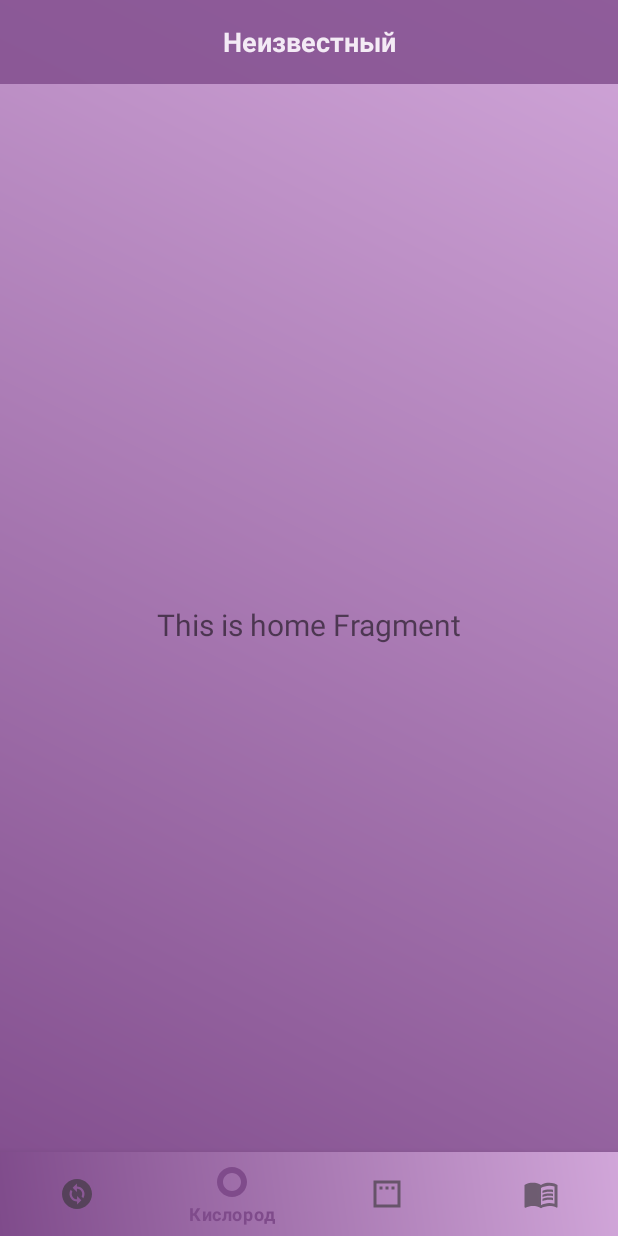
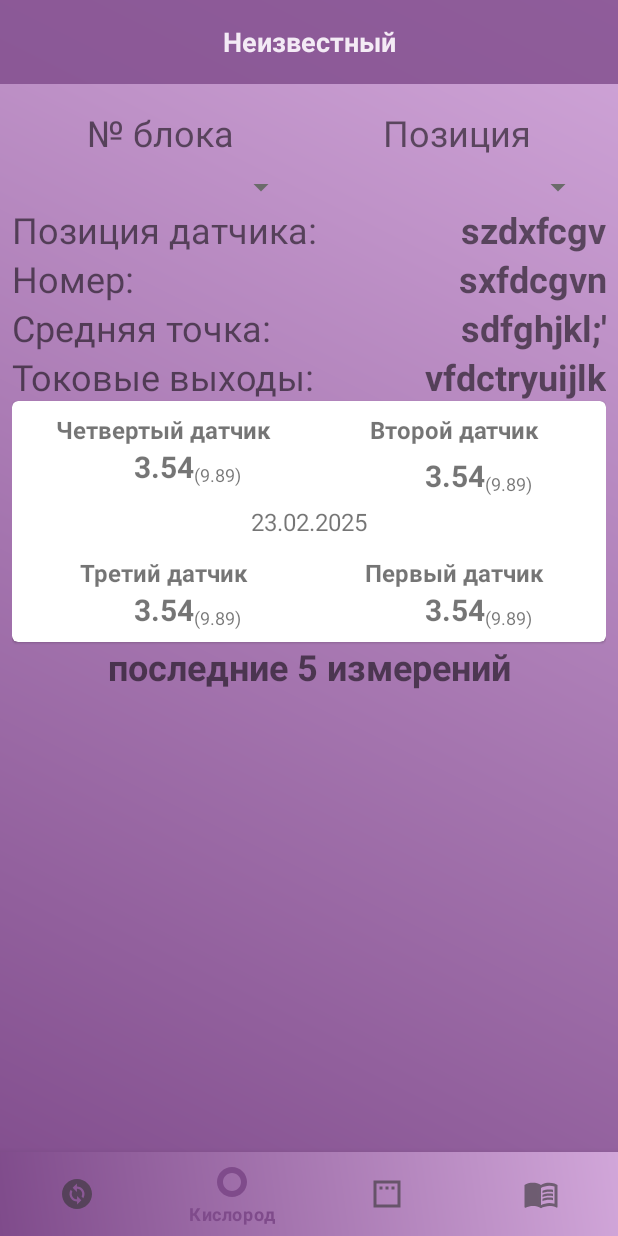
Before and after one commit to Gizatulin-Vitaly/TAIHelper, an Android app: the OxygenMeasurementFragment screen opened through its navigation route, on a phone screen of 412 x 824 dp. Run offline under Robolectric (Android 15) with nearby library versions, the phone set to English and light mode, and no system bars; our stand-ins replace Dagger/Hilt's generated code, navigation-ui.

Commit message:
14 коммит: Немножко добавил элементов второго окна - кислорода

```diff
--- a/app/build.gradle.kts
+++ b/app/build.gradle.kts
@@ -91,6 +91,9 @@ dependencies {
     testImplementation ("junit:junit:4.13.2")
     androidTestImplementation ("androidx.test.ext:junit:1.1.5")
     androidTestImplementation ("androidx.test.espresso:espresso-core:3.5.1")
+
+    // RecyclerView
+    implementation("androidx.recyclerview:recyclerview:1.2.1")
 }
 
 kapt {
--- a/app/src/main/java/com/reftgres/taihelper/ui/oxygen/OxygenMeasurementFragment.kt
+++ b/app/src/main/java/com/reftgres/taihelper/ui/oxygen/OxygenMeasurementFragment.kt
@@ -7,11 +7,11 @@ import android.view.ViewGroup
 import android.widget.TextView
 import androidx.fragment.app.Fragment
 import androidx.lifecycle.ViewModelProvider
-import com.reftgres.taihelper.databinding.FragmentHomeBinding
+import com.reftgres.taihelper.databinding.FragmentOxigenBinding
 
 class OxygenMeasurementFragment : Fragment() {
 
-    private var _binding: FragmentHomeBinding? = null
+    private var _binding: FragmentOxigenBinding? = null
 
     // This property is only valid between onCreateView and
     // onDestroyView.
@@ -25,13 +25,9 @@ class OxygenMeasurementFragment : Fragment() {
         val oxygenMeasurementViewModel =
             ViewModelProvider(this).get(OxygenMeasurementViewModel::class.java)
 
-        _binding = FragmentHomeBinding.inflate(inflater, container, false)
+        _binding = FragmentOxigenBinding.inflate(inflater, container, false)
         val root: View = binding.root
 
-        val textView: TextView = binding.textHome
-        oxygenMeasurementViewModel.text.observe(viewLifecycleOwner) {
-            textView.text = it
-        }
         return root
     }
 
--- a/app/src/main/res/layout/fragment_home.xml
+++ /dev/null
@@ -1,22 +0,0 @@
-<?xml version="1.0" encoding="utf-8"?>
-<androidx.constraintlayout.widget.ConstraintLayout xmlns:android="http://schemas.android.com/apk/res/android"
-    xmlns:app="http://schemas.android.com/apk/res-auto"
-    xmlns:tools="http://schemas.android.com/tools"
-    android:layout_width="match_parent"
-    android:layout_height="match_parent"
-    tools:context=".ui.oxygen.OxygenMeasurementFragment">
-
-    <TextView
-        android:id="@+id/text_home"
-        android:layout_width="match_parent"
-        android:layout_height="wrap_content"
-        android:layout_marginStart="8dp"
-        android:layout_marginTop="8dp"
-        android:layout_marginEnd="8dp"
-        android:textAlignment="center"
-        android:textSize="20sp"
-        app:layout_constraintBottom_toBottomOf="parent"
-        app:layout_constraintEnd_toEndOf="parent"
-        app:layout_constraintStart_toStartOf="parent"
-        app:layout_constraintTop_toTopOf="parent" />
-</androidx.constraintlayout.widget.ConstraintLayout>
--- /dev/null
+++ b/app/src/main/res/layout/fragment_oxigen.xml
@@ -0,0 +1,310 @@
+<?xml version="1.0" encoding="utf-8"?>
+<androidx.constraintlayout.widget.ConstraintLayout xmlns:android="http://schemas.android.com/apk/res/android"
+    xmlns:app="http://schemas.android.com/apk/res-auto"
+    xmlns:tools="http://schemas.android.com/tools"
+    android:layout_width="match_parent"
+    android:layout_height="match_parent"
+    tools:context=".ui.oxygen.OxygenMeasurementFragment"
+    android:padding="8dp">
+
+    <com.google.android.material.textview.MaterialTextView
+        android:id="@+id/block_tittle"
+        android:layout_width="0dp"
+        android:layout_height="wrap_content"
+        app:layout_constraintStart_toStartOf="parent"
+        app:layout_constraintTop_toTopOf="parent"
+        app:layout_constraintEnd_toStartOf="@id/sensor_tittle"
+        android:text="№ блока"
+        android:gravity="center"
+        android:textSize="24sp"
+        android:layout_margin="8dp">
+    </com.google.android.material.textview.MaterialTextView>
+
+    <Spinner
+        android:id="@+id/block_spinner"
+        android:layout_width="0dp"
+        android:layout_height="wrap_content"
+        app:layout_constraintStart_toStartOf="parent"
+        app:layout_constraintTop_toBottomOf="@id/block_tittle"
+        app:layout_constraintEnd_toStartOf="@id/sensor_spinner"
+        android:gravity="center"
+        android:layout_margin="8dp">
+    </Spinner>
+
+    <com.google.android.material.textview.MaterialTextView
+        android:id="@+id/sensor_tittle"
+        android:layout_width="0dp"
+        android:layout_height="wrap_content"
+        app:layout_constraintTop_toTopOf="parent"
+        app:layout_constraintStart_toEndOf="@id/block_tittle"
+        app:layout_constraintEnd_toEndOf="parent"
+        android:text="Позиция"
+        android:gravity="center"
+        android:textSize="24sp"
+        android:layout_margin="8dp">
+    </com.google.android.material.textview.MaterialTextView>
+
+    <Spinner
+        android:id="@+id/sensor_spinner"
+        android:layout_width="0dp"
+        android:layout_height="wrap_content"
+        app:layout_constraintTop_toBottomOf="@id/sensor_tittle"
+        app:layout_constraintStart_toEndOf="@id/block_spinner"
+        app:layout_constraintEnd_toEndOf="parent"
+        android:layout_margin="8dp">
+    </Spinner>
+
+    <androidx.constraintlayout.widget.ConstraintLayout
+        android:id="@+id/info_sensor"
+        android:layout_width="match_parent"
+        android:layout_height="wrap_content"
+        app:layout_constraintTop_toBottomOf="@id/block_spinner"
+        app:layout_constraintStart_toStartOf="parent"
+        app:layout_constraintEnd_toEndOf="parent">
+        <com.google.android.material.textview.MaterialTextView
+            android:id="@+id/position_sensor_tittle"
+            android:layout_width="0dp"
+            android:layout_height="wrap_content"
+            app:layout_constraintStart_toStartOf="parent"
+            app:layout_constraintTop_toTopOf="parent"
+            android:textSize="24sp"
+            android:text="Позиция датчика:"/>
+
+        <com.google.android.material.textview.MaterialTextView
+            android:id="@+id/position_sensor"
+            android:layout_width="0dp"
+            android:layout_height="wrap_content"
+            app:layout_constraintTop_toTopOf="parent"
+            app:layout_constraintStart_toEndOf="@id/position_sensor_tittle"
+            app:layout_constraintEnd_toEndOf="parent"
+            android:text="szdxfcgv"
+            android:textStyle="bold"
+            android:textSize="24sp"
+            android:gravity="end"/>
+
+        <com.google.android.material.textview.MaterialTextView
+            android:id="@+id/number_sensor_tittle"
+            android:layout_width="0dp"
+            android:layout_height="wrap_content"
+            app:layout_constraintStart_toStartOf="parent"
+            app:layout_constraintTop_toBottomOf="@id/position_sensor_tittle"
+            android:text="Номер:"
+            android:textSize="24sp"/>
+
+        <com.google.android.material.textview.MaterialTextView
+            android:id="@+id/number_sensor"
+            android:layout_width="0dp"
+            android:layout_height="wrap_content"
+            app:layout_constraintStart_toEndOf="@id/number_sensor_tittle"
+            app:layout_constraintTop_toBottomOf="@id/position_sensor"
+            app:layout_constraintEnd_toEndOf="parent"
+            android:text="sxfdcgvn"
+            android:textSize="24sp"
+            android:textStyle="bold"
+            android:gravity="end"/>
+
+        <com.google.android.material.textview.MaterialTextView
+            android:id="@+id/middle_sensor_tittle"
+            android:layout_width="0dp"
+            android:layout_height="wrap_content"
+            app:layout_constraintStart_toStartOf="parent"
+            app:layout_constraintTop_toBottomOf="@id/number_sensor_tittle"
+            android:text="Средняя точка:"
+            android:textSize="24sp"/>
+
+        <com.google.android.material.textview.MaterialTextView
+            android:id="@+id/middle_sensor"
+            android:layout_width="0dp"
+            android:layout_height="wrap_content"
+            app:layout_constraintStart_toEndOf="@id/middle_sensor_tittle"
+            app:layout_constraintTop_toBottomOf="@id/number_sensor"
+            app:layout_constraintEnd_toEndOf="parent"
+            android:text="sdfghjkl;'"
+            android:textSize="24sp"
+            android:gravity="end"
+            android:textStyle="bold"/>
+
+        <com.google.android.material.textview.MaterialTextView
+            android:id="@+id/analog_output_tittle"
+            android:layout_width="0dp"
+            android:layout_height="wrap_content"
+            app:layout_constraintStart_toStartOf="parent"
+            app:layout_constraintTop_toBottomOf="@id/middle_sensor_tittle"
+            android:text="Токовые выходы:"
+            android:textSize="24sp"/>
+
+        <com.google.android.material.textview.MaterialTextView
+            android:id="@+id/analog_output"
+            android:layout_width="0dp"
+            android:layout_height="wrap_content"
+            app:layout_constraintStart_toEndOf="@id/analog_output_tittle"
+            app:layout_constraintTop_toBottomOf="@id/middle_sensor_tittle"
+            app:layout_constraintEnd_toEndOf="parent"
+            android:text="vfdctryuijlk"
+            android:textSize="24sp"
+            android:textStyle="bold"
+            android:gravity="end"/>
+    </androidx.constraintlayout.widget.ConstraintLayout>
+
+    <com.google.android.material.card.MaterialCardView
+        android:id="@+id/all_oxygen_card"
+        android:layout_width="match_parent"
+        android:layout_height="wrap_content"
+        app:layout_constraintStart_toStartOf="parent"
+        app:layout_constraintEnd_toEndOf="parent"
+        app:layout_constraintTop_toBottomOf="@id/info_sensor"
+        android:background="@color/background_light">
+        <androidx.constraintlayout.widget.ConstraintLayout
+            android:id="@+id/all_oxygen_constaraint"
+            android:layout_width="match_parent"
+            android:layout_height="match_parent"
+            android:layout_margin="8dp">
+            <com.google.android.material.textview.MaterialTextView
+                android:id="@+id/fourth_on_blok"
+                android:layout_width="0dp"
+                android:layout_height="wrap_content"
+                app:layout_constraintTop_toTopOf="parent"
+                app:layout_constraintStart_toStartOf="parent"
+                app:layout_constraintEnd_toStartOf="@id/second_on_blok"
+                android:gravity="center"
+                android:layout_marginEnd="4dp"
+                android:text="Четвертый датчик"
+                android:textStyle="bold"
+                android:textSize="16sp"/>
+            <com.google.android.material.textview.MaterialTextView
+                android:id="@+id/fourth_indicate"
+                android:layout_width="wrap_content"
+                android:layout_height="wrap_content"
+                app:layout_constraintTop_toBottomOf="@id/fourth_on_blok"
+                app:layout_constraintStart_toStartOf="@id/fourth_on_blok"
+                app:layout_constraintEnd_toEndOf="@id/fourth_on_blok"
+                android:text="3.54"
+                android:textStyle="bold"
+                android:textSize="20sp"/>
+            <com.google.android.material.textview.MaterialTextView
+                android:id="@+id/fourth_midle"
+                android:layout_width="0dp"
+                android:layout_height="wrap_content"
+                app:layout_constraintBottom_toBottomOf="@id/fourth_indicate"
+                app:layout_constraintStart_toEndOf="@id/fourth_indicate"
+                android:textSize="12dp"
+                android:text="(9.89)"/>
+            <com.google.android.material.textview.MaterialTextView
+                android:id="@+id/second_on_blok"
+                android:layout_width="0dp"
+                android:layout_height="wrap_content"
+                app:layout_constraintTop_toTopOf="parent"
+                app:layout_constraintEnd_toEndOf="parent"
+                app:layout_constraintStart_toEndOf="@id/fourth_on_blok"
+                android:gravity="center"
+                android:layout_marginStart="4dp"
+                android:text="Второй датчик"
+                android:textStyle="bold"
+                android:textSize="16sp"/>
+            <com.google.android.material.textview.MaterialTextView
+                android:id="@+id/second_indicate"
+                android:layout_width="wrap_content"
+                android:layout_height="wrap_content"
+                app:layout_constraintTop_toBottomOf="@id/second_on_blok"
+                app:layout_constraintStart_toStartOf="@id/second_on_blok"
+                app:layout_constraintEnd_toEndOf="@id/second_on_blok"
+                app:layout_constraintBottom_toTopOf="@id/date_control"
+                android:text="3.54"
+                android:textStyle="bold"
+                android:textSize="20sp"
+                android:gravity="center"/>
+            <com.google.android.material.textview.MaterialTextView
+                android:id="@+id/second_midle"
+                android:layout_width="0dp"
+                android:layout_height="wrap_content"
+                app:layout_constraintBottom_toBottomOf="@id/second_indicate"
+                app:layout_constraintStart_toEndOf="@id/second_indicate"
+                android:textSize="12dp"
+                android:text="(9.89)"/>
+            <com.google.android.material.textview.MaterialTextView
+                android:id="@+id/date_control"
+                android:layout_width="match_parent"
+                android:layout_height="wrap_content"
+                app:layout_constraintStart_toStartOf="parent"
+                app:layout_constraintEnd_toEndOf="parent"
+                android:gravity="center"
+                android:paddingBottom="12dp"
+                app:layout_constraintTop_toBottomOf="@id/fourth_indicate"
+                android:text="23.02.2025"
+                android:layout_marginTop="12dp"
+                android:textSize="16sp"/>
+            <com.google.android.material.textview.MaterialTextView
+                android:id="@+id/third_on_blok"
+                android:layout_width="0dp"
+                android:layout_height="wrap_content"
+                app:layout_constraintTop_toBottomOf="@id/date_control"
+                app:layout_constraintStart_toStartOf="parent"
+                app:layout_constraintEnd_toStartOf="@id/first_on_blok"
+                android:layout_marginEnd="4dp"
+                android:gravity="center"
+                android:text="Третий датчик"
+                android:textStyle="bold"
+                android:textSize="16sp"/>
+            <com.google.android.material.textview.MaterialTextView
+                android:id="@+id/third_indicate"
+                android:layout_width="wrap_content"
+                android:layout_height="wrap_content"
+                app:layout_constraintTop_toBottomOf="@id/third_on_blok"
+                app:layout_constraintStart_toStartOf="@id/third_on_blok"
+                app:layout_constraintEnd_toEndOf="@id/third_on_blok"
+                android:text="3.54"
+                android:textStyle="bold"
+                android:textSize="20sp"/>
+            <com.google.android.material.textview.MaterialTextView
+                android:id="@+id/third_midle"
+                android:layout_width="wrap_content"
+                android:layout_height="wrap_content"
+                app:layout_constraintBottom_toBottomOf="@id/third_indicate"
+                app:layout_constraintStart_toEndOf="@id/third_indicate"
+                android:textSize="12dp"
+                android:text="(9.89)"/>
+            <com.google.android.material.textview.MaterialTextView
+                android:id="@+id/first_on_blok"
+                android:layout_width="0dp"
+                android:layout_height="wrap_content"
+                app:layout_constraintTop_toBottomOf="@id/date_control"
+                app:layout_constraintEnd_toEndOf="parent"
+                android:text="Первый датчик"
+                app:layout_constraintStart_toEndOf="@id/third_on_blok"
+                android:layout_marginStart="4dp"
+                android:gravity="center"
+                android:textStyle="bold"
+                android:textSize="16sp"/>
+            <com.google.android.material.textview.MaterialTextView
+                android:id="@+id/first_indicate"
+                android:layout_width="wrap_content"
+                android:layout_height="wrap_content"
+                app:layout_constraintTop_toBottomOf="@id/first_on_blok"
+                app:layout_constraintStart_toStartOf="@id/first_on_blok"
+                app:layout_constraintEnd_toEndOf="@id/first_on_blok"
+                android:gravity="center"
+                android:text="3.54"
+                android:textStyle="bold"
+                android:textSize="20sp"/>
+            <com.google.android.material.textview.MaterialTextView
+                android:id="@+id/first_midle"
+                android:layout_width="wrap_content"
+                android:layout_height="wrap_content"
+                app:layout_constraintBottom_toBottomOf="@id/first_indicate"
+                app:layout_constraintStart_toEndOf="@id/first_indicate"
+                android:textSize="12dp"
+                android:text="(9.89)"/>
+        </androidx.constraintlayout.widget.ConstraintLayout>
+    </com.google.android.material.card.MaterialCardView>
+    <com.google.android.material.textview.MaterialTextView
+        android:id="@+id/tittle_five_indicate"
+        android:layout_width="match_parent"
+        android:layout_height="wrap_content"
+        app:layout_constraintStart_toStartOf="parent"
+        app:layout_constraintEnd_toEndOf="parent"
+        app:layout_constraintTop_toBottomOf="@id/all_oxygen_card"
+        android:text="последние 5 измерений"
+        android:gravity="center"
+        android:textStyle="bold"
+        android:textSize="24sp"/>
+</androidx.constraintlayout.widget.ConstraintLayout>
--- a/app/src/main/res/navigation/mobile_navigation.xml
+++ b/app/src/main/res/navigation/mobile_navigation.xml
@@ -15,7 +15,7 @@
         android:id="@+id/oxygenMeasurementFragment"
         android:name="com.reftgres.taihelper.ui.oxygen.OxygenMeasurementFragment"
         android:label="@string/oxygen_fragment"
-        tools:layout="@layout/fragment_home"/>
+        tools:layout="@layout/fragment_oxigen"/>
 
     <fragment
         android:id="@+id/verificationAjkFragment"
```
